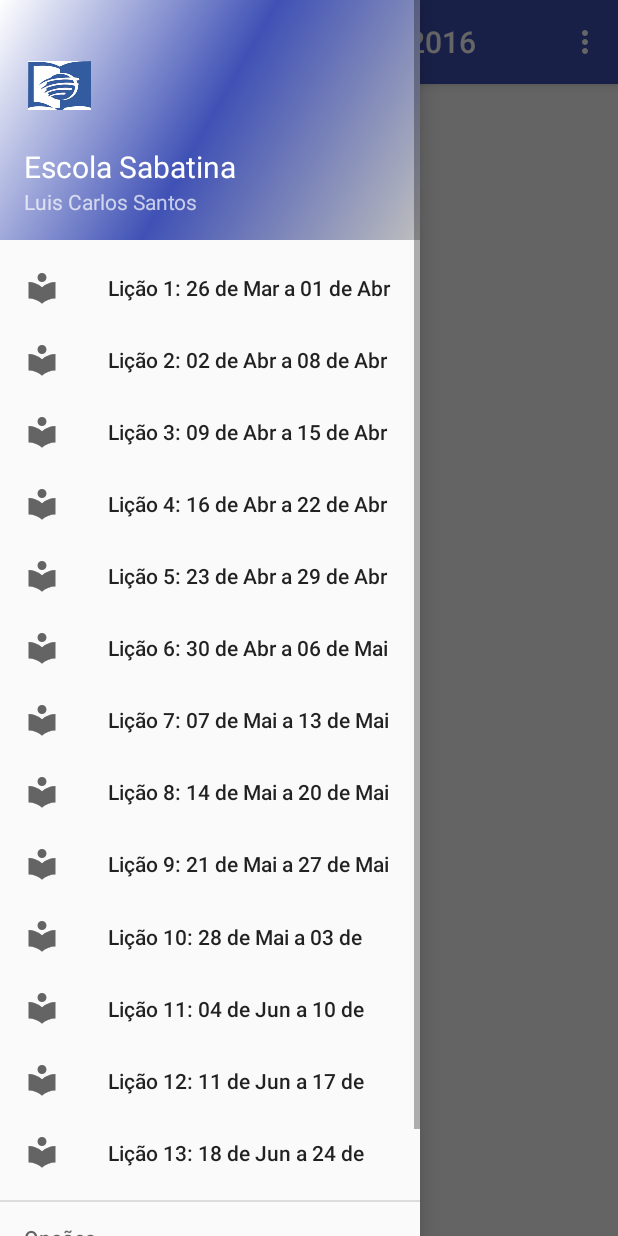
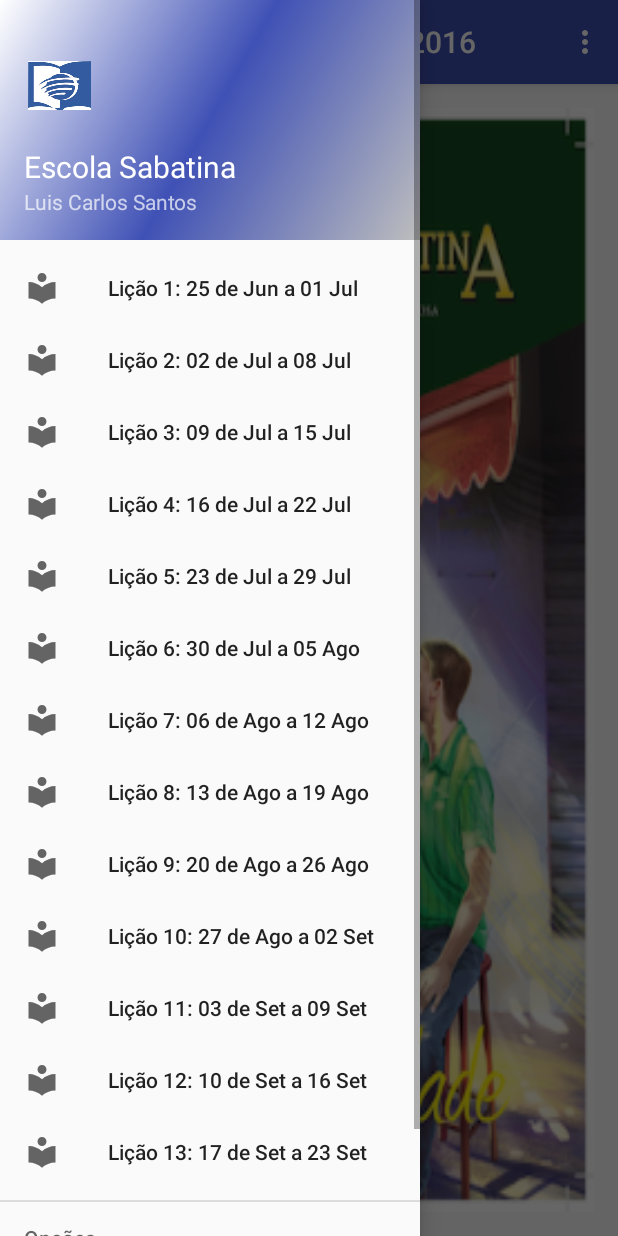
Before and after one commit to sandroAlvesLira/EscolaSabatina, an Android app: the screen it shows after launch (MainActivity), with the side drawer open, on a phone screen of 412 x 824 dp. Run offline under Robolectric (Android 15) with nearby library versions, the phone set to English and light mode, and no system bars.

Commit message:
Finalização do projeto 1.0

```diff
--- a/app/src/main/AndroidManifest.xml
+++ b/app/src/main/AndroidManifest.xml
@@ -1,12 +1,14 @@
 <?xml version="1.0" encoding="utf-8"?>
 <manifest xmlns:android="http://schemas.android.com/apk/res/android"
-    package="br.com.nfsconsultoria.escolasabatina">
+    package="br.com.nfsconsultoria.escolasabatina"
+    android:versionCode="1"
+    android:versionName="1.0-alpha">
 
     <uses-permission android:name="android.permission.INTERNET" />
 
     <application
         android:allowBackup="true"
-        android:icon="@mipmap/ic_launcherweb"
+        android:icon="@mipmap/ic_launcher"
         android:label="@string/app_name"
         android:supportsRtl="true"
         android:theme="@style/AppTheme">
--- a/app/src/main/java/br/com/nfsconsultoria/escolasabatina/MainActivity.java
+++ b/app/src/main/java/br/com/nfsconsultoria/escolasabatina/MainActivity.java
@@ -14,6 +14,7 @@ import android.view.MenuItem;
 import android.view.View;
 import android.webkit.WebView;
 import android.webkit.WebViewClient;
+import android.widget.ImageView;
 import android.widget.Toast;
 
 import java.text.SimpleDateFormat;
@@ -22,44 +23,32 @@ import java.util.Date;
 public class MainActivity extends AppCompatActivity
         implements NavigationView.OnNavigationItemSelectedListener {
 
-    final String url1 = "http://evangelismo.adventistas.org.pt/licao/2016/2T/1";
-    final String url2 = "http://evangelismo.adventistas.org.pt/licao/2016/2T/2";
-    final String url3 = "http://evangelismo.adventistas.org.pt/licao/2016/2T/3";
-    final String url4 = "http://evangelismo.adventistas.org.pt/licao/2016/2T/4";
-    final String url5 = "http://evangelismo.adventistas.org.pt/licao/2016/2T/5";
-    final String url6 = "http://evangelismo.adventistas.org.pt/licao/2016/2T/6";
-    final String url7 = "http://evangelismo.adventistas.org.pt/licao/2016/2T/7";
-    final String url8 = "http://evangelismo.adventistas.org.pt/licao/2016/2T/8";
-    final String url9 = "http://evangelismo.adventistas.org.pt/licao/2016/2T/9";
-    final String url10 = "http://evangelismo.adventistas.org.pt/licao/2016/2T/10";
-    final String url11 = "http://evangelismo.adventistas.org.pt/licao/2016/2T/11";
-    final String url12 = "http://evangelismo.adventistas.org.pt/licao/2016/2T/12";
-    final String url13 = "http://evangelismo.adventistas.org.pt/licao/2016/2T/13";
+    // Declaração das URLs
+    final String url1 = "http://evangelismo.adventistas.org.pt/licao/2016/3T/1";
+    final String url2 = "http://evangelismo.adventistas.org.pt/licao/2016/3T/2";
+    final String url3 = "http://evangelismo.adventistas.org.pt/licao/2016/3T/3";
+    final String url4 = "http://evangelismo.adventistas.org.pt/licao/2016/3T/4";
+    final String url5 = "http://evangelismo.adventistas.org.pt/licao/2016/3T/5";
+    final String url6 = "http://evangelismo.adventistas.org.pt/licao/2016/3T/6";
+    final String url7 = "http://evangelismo.adventistas.org.pt/licao/2016/3T/7";
+    final String url8 = "http://evangelismo.adventistas.org.pt/licao/2016/3T/8";
+    final String url9 = "http://evangelismo.adventistas.org.pt/licao/2016/3T/9";
+    final String url10 = "http://evangelismo.adventistas.org.pt/licao/2016/3T/10";
+    final String url11 = "http://evangelismo.adventistas.org.pt/licao/2016/3T/11";
+    final String url12 = "http://evangelismo.adventistas.org.pt/licao/2016/3T/12";
+    final String url13 = "http://evangelismo.adventistas.org.pt/licao/2016/3T/13";
     String url = null;
 
     @Override
     protected void onCreate(Bundle savedInstanceState) {
-
 
         super.onCreate(savedInstanceState);
 
         setContentView(R.layout.activity_main);
         Toolbar toolbar = (Toolbar) findViewById(R.id.toolbar);
         setSupportActionBar(toolbar);
+        Exibe();
 
-        Exibe();
-        Menu();
-
-
-        /**
- FloatingActionButton fab = (FloatingActionButton) findViewById(R.id.fab);
- fab.setOnClickListener(new View.OnClickListener() {
-@Override public void onClick(View view) {
-Snackbar.make(view, "Replace with your own action", Snackbar.LENGTH_LONG)
-.setAction("Action", null).show();
-}
-});
- */
         DrawerLayout drawer = (DrawerLayout) findViewById(R.id.drawer_layout);
         ActionBarDrawerToggle toggle = new ActionBarDrawerToggle(
                 this, drawer, toolbar, R.string.navigation_drawer_open, R.string.navigation_drawer_close);
@@ -68,116 +57,24 @@ Snackbar.make(view, "Replace with your own action", Snackbar.LENGTH_LONG)
 
         NavigationView navigationView = (NavigationView) findViewById(R.id.nav_view);
         navigationView.setNavigationItemSelectedListener(this);
-
     }
 
-    public void Menu() {
-
-        Drawable icoDone = getResources().getDrawable(R.drawable.ic_book_24dp);
-        Drawable icoAtual = getResources().getDrawable(R.drawable.ic_school_24dp);
-
-        MenuItem item = (MenuItem) findViewById(R.id.action_settings);
-
-        Date hoje = new Date();
-        String formato = "yyyyMMdd";
-        SimpleDateFormat dataFormatada = new SimpleDateFormat(formato);
-        Long compara = Long.parseLong(dataFormatada.format(hoje));
-
-        if ((compara >= 20151226) && (compara <= 20160101)) {
-            item.setIcon(icoAtual);
-        } else if (compara > 20160101) {
-            item.setIcon(icoDone);
-        }
-
-        if ((compara >= 20160102) && (compara <= 20160108)) {
-            item.setIcon(icoAtual);
-        } else if (compara > 20160108) {
-            item.setIcon(icoDone);
-        }
-
-        if ((compara >= 20160109) && (compara <= 20160115)) {
-            item.setIcon(icoAtual);
-        } else if (compara > 20160115) {
-            item.setIcon(icoDone);
-        }
-
-        if ((compara >= 20160116) && (compara <= 20160122)) {
-            item.setIcon(icoAtual);
-        } else if (compara > 20160122) {
-            item.setIcon(icoDone);
-        }
-
-        if ((compara >= 20160123) && (compara <= 20160129)) {
-            item.setIcon(icoAtual);
-        } else if (compara > 20160129) {
-            item.setIcon(icoDone);
-        }
-
-        if ((compara >= 20160130) && (compara <= 20160205)) {
-            item.setIcon(icoAtual);
-        } else if (compara > 20160205) {
-            item.setIcon(icoDone);
-        }
-
-        if ((compara >= 20160206) && (compara <= 20160212)) {
-            item.setIcon(icoAtual);
-        } else if (compara > 20160212) {
-            item.setIcon(icoDone);
-        }
-
-        if ((compara >= 20160213) && (compara <= 20160219)) {
-            item.setIcon(icoAtual);
-        } else if (compara > 20160219) {
-            item.setIcon(icoDone);
-        }
-
-        if ((compara >= 20160220) && (compara <= 20160226)) {
-            item.setIcon(icoAtual);
-        } else if (compara > 20160226) {
-            item.setIcon(icoDone);
-        }
-
-        if ((compara >= 20160227) && (compara <= 20160304)) {
-            item.setIcon(icoAtual);
-        } else if (compara > 20160304) {
-            item.setIcon(icoDone);
-        }
-
-        if ((compara >= 20160305) && (compara <= 20160311)) {
-            item.setIcon(icoAtual);
-        } else if (compara > 20160311) {
-            item.setIcon(icoDone);
-        }
-
-        if ((compara >= 20160312) && (compara <= 20160318)) {
-            item.setIcon(icoAtual);
-        } else if (compara > 20160318) {
-            item.setIcon(icoDone);
-        }
-
-        if ((compara >= 20160318) && (compara <= 20160225)) {
-            item.setIcon(icoAtual);
-        } else if (compara > 20160325) {
-            item.setIcon(icoDone);
-        }
-    }
-
+    // TODO Exibir o conteudo da lição na tela
     public void Exibe() {
 
         final WebView webView = (WebView) this.findViewById(R.id.wbView);
         final View progress = this.findViewById(R.id.progress);
+        final ImageView telaInicio = (ImageView) this.findViewById(R.id.telaInicio);
 
         progress.setVisibility(View.INVISIBLE);
 
+        // Exibe tela de apresentação
         if (url == null) {
-            webView.loadDataWithBaseURL("", "<h4><p><font color= 'blue' size='05'>BEM VINDO AO ESTUDO DA " +
-                    "LIÇÃO DA ESCOLA SABATINA 2º TRIMESTRE DE 2016</font></p></h4>" +
-                    "<p><font color='red' size='03'>Aplicativo desenvolvido por Luis Carlos Santos - NFS" +
-                    "</font></p>", "text/html", "UTF-8", "");
+            telaInicio.setVisibility(View.VISIBLE);
         } else {
+            telaInicio.setVisibility(View.INVISIBLE);
            webView.getSettings().setJavaScriptEnabled(true);
             webView.setWebViewClient(new WebViewClient());
-            //webView.getSettings().setBuiltInZoomControls(true);
             webView.setPadding(0, 0, 0, 0);
             webView.getSettings().setLoadWithOverviewMode(false);
             webView.getSettings().setUseWideViewPort(true);
@@ -206,7 +103,6 @@ Snackbar.make(view, "Replace with your own action", Snackbar.LENGTH_LONG)
                     Toast.makeText(MainActivity.this, "FALHA NA CONEXÃO COM A INTERNET", Toast.LENGTH_LONG).show();
                 }
             });
-
         }
     }
 
--- a/app/src/main/res/menu/activity_main_drawer.xml
+++ b/app/src/main/res/menu/activity_main_drawer.xml
@@ -3,71 +3,70 @@
 
     <group android:checkableBehavior="single">
 
-
         <item
             android:id="@+id/licao1"
             android:icon="@drawable/ic_local_library_24dp"
-            android:title="Lição 1: 26 de Mar a 01 de Abr" />
+            android:title="@string/licao1" />
 
         <item
             android:id="@+id/licao2"
             android:icon="@drawable/ic_local_library_24dp"
-            android:title="Lição 2: 02 de Abr a 08 de Abr " />
+            android:title="@string/licao2" />
 
         <item
             android:id="@+id/licao3"
             android:icon="@drawable/ic_local_library_24dp"
-            android:title="Lição 3: 09 de Abr a 15 de Abr" />
+            android:title="@string/licao3" />
 
         <item
             android:id="@+id/licao4"
             android:icon="@drawable/ic_local_library_24dp"
-            android:title="Lição 4: 16 de Abr a 22 de Abr" />
+            android:title="@string/licao4" />
 
         <item
             android:id="@+id/licao5"
             android:icon="@drawable/ic_local_library_24dp"
-            android:title="Lição 5: 23 de Abr a 29 de Abr" />
+            android:title="@string/licao5" />
 
         <item
             android:id="@+id/licao6"
             android:icon="@drawable/ic_local_library_24dp"
-            android:title="Lição 6: 30 de Abr a 06 de Mai" />
+            android:title="@string/licao6" />
 
         <item
             android:id="@+id/licao7"
             android:icon="@drawable/ic_local_library_24dp"
-            android:title="Lição 7: 07 de Mai a 13 de Mai" />
+            android:title="@string/licao7" />
 
         <item
             android:id="@+id/licao8"
             android:icon="@drawable/ic_local_library_24dp"
-            android:title="Lição 8: 14 de Mai a 20 de Mai" />
+            android:title="@string/licao8" />
 
         <item
             android:id="@+id/licao9"
             android:icon="@drawable/ic_local_library_24dp"
-            android:title="Lição 9: 21 de Mai a 27 de Mai" />
+            android:title="@string/licao9" />
 
         <item
             android:id="@+id/licao10"
             android:icon="@drawable/ic_local_library_24dp"
-            android:title="Lição 10: 28 de Mai a 03 de Jun" />
+            android:title="@string/licao10" />
 
         <item
             android:id="@+id/licao11"
             android:icon="@drawable/ic_local_library_24dp"
-            android:title="Lição 11: 04 de Jun a 10 de Jun" />
+            android:title="@string/licao11" />
 
         <item
             android:id="@+id/licao12"
             android:icon="@drawable/ic_local_library_24dp"
-            android:title="Lição 12: 11 de Jun a 17 de Jun" />
+            android:title="@string/licao12" />
 
         <item
             android:id="@+id/licao13"
             android:icon="@drawable/ic_local_library_24dp"
-            android:title="Lição 13: 18 de Jun a 24 de Jun" />
+            android:title="@string/licao13" />
 
     </group>
 
--- a/app/src/main/res/values/strings.xml
+++ b/app/src/main/res/values/strings.xml
@@ -1,8 +1,20 @@
 <resources>
-    <string name="app_name">Escola Sabatina 2º de 2016</string>
+    <string name="app_name">Escola Sabatina 3º de 2016</string>
 
     <string name="navigation_drawer_open">Open navigation drawer</string>
     <string name="navigation_drawer_close">Close navigation drawer</string>
-
     <string name="action_settings">Sair</string>
+    <string name="licao1">Lição 1: 25 de Jun a 01 Jul</string>
+    <string name="licao2">Lição 2: 02 de Jul a 08 Jul</string>
+    <string name="licao3">Lição 3: 09 de Jul a 15 Jul</string>
+    <string name="licao4">Lição 4: 16 de Jul a 22 Jul</string>
+    <string name="licao5">Lição 5: 23 de Jul a 29 Jul</string>
+    <string name="licao6">Lição 6: 30 de Jul a 05 Ago</string>
+    <string name="licao7">Lição 7: 06 de Ago a 12 Ago</string>
+    <string name="licao8">Lição 8: 13 de Ago a 19 Ago</string>
+    <string name="licao9">Lição 9: 20 de Ago a 26 Ago</string>
+    <string name="licao10">Lição 10: 27 de Ago a 02 Set</string>
+    <string name="licao11">Lição 11: 03 de Set a 09 Set</string>
+    <string name="licao12">Lição 12: 10 de Set a 16 Set</string>
+    <string name="licao13">Lição 13: 17 de Set a 23 Set</string>
 </resources>
--- a/build.gradle
+++ b/build.gradle
@@ -5,7 +5,7 @@ buildscript {
         jcenter()
     }
     dependencies {
-        classpath 'com.android.tools.build:gradle:2.1.2'
+        classpath 'com.android.tools.build:gradle:2.1.3'
 
         // NOTE: Do not place your application dependencies here; they belong
         // in the individual module build.gradle files
```
Also changed, not shown: app/src/main/res/layout/content_main.xml (+9 -0 lines), app/src/main/res/mipmap-hdpi/ic_launcherweb.png (deleted), app/src/main/res/mipmap-xhdpi/ic_licao.png (added), gradle/wrapper/gradle-wrapper.properties.
